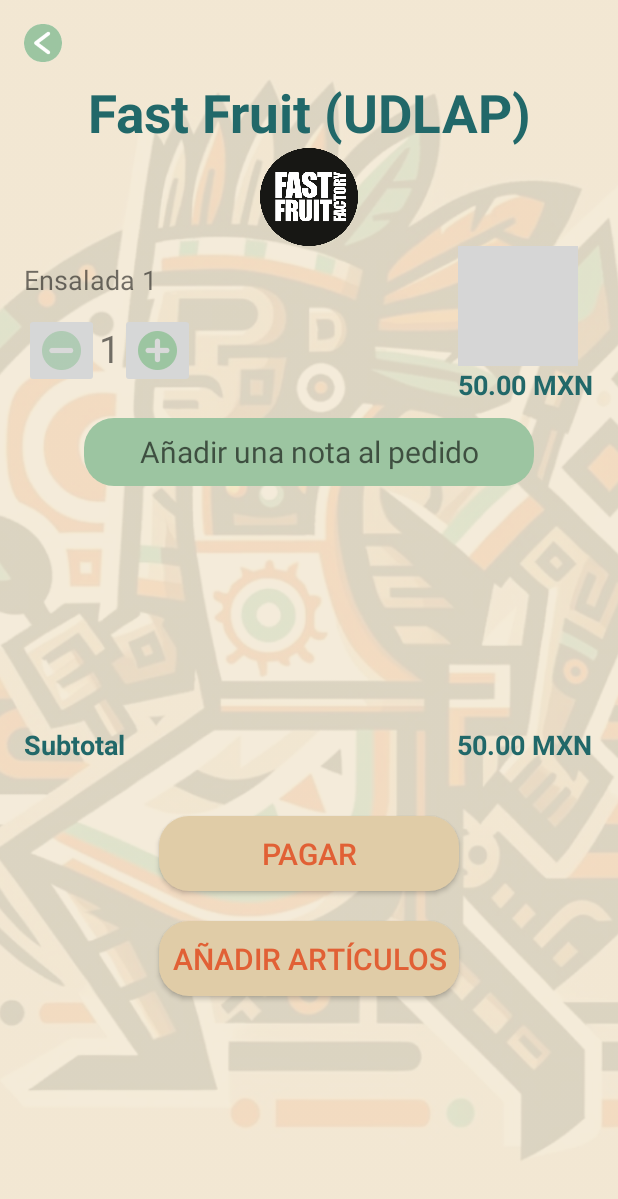
After one commit to JuanCarlosSanchezB/IngDeSoftware, an Android app: the layout prepurchase.xml on its own in the app's theme, with its tools: preview values and no code run, on a phone screen of 412 x 824 dp. The commit adds this screen. Shown: the top 1199 px of the screen. Run offline under Robolectric (Android 15) with nearby library versions, the phone set to English and light mode, and no system bars; grey boxes are pictures that could not be loaded.

Commit message:
Se agrego la pantalla de Prepurchase, se agregaron fondos a user y register. Se agrego logo y ensalada de FastFruit

```diff
--- /dev/null
+++ b/AztecasApp/app/src/main/res/layout/prepurchase.xml
@@ -0,0 +1,185 @@
+<?xml version="1.0" encoding="utf-8"?>
+<androidx.constraintlayout.widget.ConstraintLayout xmlns:android="http://schemas.android.com/apk/res/android"
+    xmlns:app="http://schemas.android.com/apk/res-auto"
+    xmlns:tools="http://schemas.android.com/tools"
+    android:layout_width="match_parent"
+    android:layout_height="match_parent"
+    android:background="#F3E9D6">
+
+    <ImageView
+        android:id="@+id/imageView"
+        android:layout_width="wrap_content"
+        android:layout_height="wrap_content"
+        android:scaleType="centerCrop"
+        android:src="@drawable/fonditoazteca"
+        app:layout_constraintBottom_toBottomOf="parent"
+        app:layout_constraintEnd_toEndOf="parent"
+        app:layout_constraintHorizontal_bias="0.0"
+        app:layout_constraintStart_toStartOf="parent"
+        app:layout_constraintTop_toTopOf="parent"
+        app:layout_constraintVertical_bias="0.495" />
+
+    <LinearLayout
+        android:layout_width="match_parent"
+        android:layout_height="match_parent"
+        android:orientation="vertical"
+        android:padding="16dp"
+        app:layout_constraintBottom_toBottomOf="parent"
+        app:layout_constraintEnd_toEndOf="parent"
+        app:layout_constraintStart_toStartOf="parent"
+        app:layout_constraintTop_toTopOf="parent">
+
+        <ImageButton
+            android:id="@+id/backButton"
+            android:layout_width="25dp"
+            android:layout_height="25dp"
+            android:background="@drawable/boton_de_back" />
+
+        <TextView
+            android:layout_width="match_parent"
+            android:layout_height="wrap_content"
+            android:layout_marginTop="10dp"
+            android:text="Fast Fruit (UDLAP)"
+            android:textAlignment="center"
+            android:textColor="#216869"
+            android:textSize="35sp"
+            android:textStyle="bold" />
+
+        <ImageView
+            android:layout_width="65dp"
+            android:layout_height="65dp"
+            android:layout_gravity="center_horizontal"
+
+            android:scaleType="centerCrop"
+            android:src="@drawable/FFF" />
+
+        <LinearLayout
+            android:layout_width="match_parent"
+            android:layout_height="wrap_content"
+            android:orientation="horizontal">
+
+            <LinearLayout
+                android:layout_width="0dp"
+                android:layout_height="wrap_content"
+                android:layout_weight="1"
+                android:orientation="vertical">
+
+                <TextView
+                    android:layout_width="wrap_content"
+                    android:layout_height="wrap_content"
+                    android:layout_marginTop="10dp"
+                    android:text="Ensalada 1"
+                    android:textSize="18sp" />
+
+                <LinearLayout
+                    android:layout_width="wrap_content"
+                    android:layout_height="wrap_content"
+                    android:orientation="horizontal"
+                    android:layout_marginTop="10dp">
+
+                    <ImageButton
+                        android:layout_width="50dp"
+                        android:layout_height="50dp"
+                        android:src="@drawable/boton_menos"
+                        android:scaleType="fitCenter"/>
+
+                    <TextView
+                        android:layout_width="wrap_content"
+                        android:layout_height="wrap_content"
+                        android:text="1"
+                        android:textSize="25sp"
+                        android:layout_marginTop="6dp"/>
+
+                    <ImageButton
+                        android:layout_width="50dp"
+                        android:layout_height="50dp"
+                        android:src="@drawable/boton_mas"
+                        android:scaleType="fitCenter"/>
+
+                </LinearLayout>
+
+            </LinearLayout>
+
+            <LinearLayout
+                android:layout_width="wrap_content"
+                android:layout_height="wrap_content"
+                android:orientation="vertical">
+
+                <ImageView
+                    android:layout_width="80dp"
+                    android:layout_height="80dp"
+                    android:src="@drawable/salad" />
+
+                <TextView
+                    android:layout_width="wrap_content"
+                    android:layout_height="wrap_content"
+                    android:layout_gravity="end"
+                    android:text="50.00 MXN"
+                    android:textColor="#216869"
+                    android:textSize="18sp"
+                    android:textStyle="bold" />
+
+            </LinearLayout>
+
+        </LinearLayout>
+
+        <EditText
+            android:layout_width="300dp"
+            android:layout_height="45dp"
+            android:layout_gravity="center_horizontal"
+            android:layout_marginTop="10dp"
+            android:background="@drawable/round_button"
+            android:hint="Añadir una nota al pedido"
+            android:textAlignment="center"
+            android:textColor="#49A078"
+            android:textSize="20dp" />
+
+        <LinearLayout
+            android:layout_width="match_parent"
+            android:layout_height="wrap_content"
+            android:layout_marginTop="160dp"
+            android:orientation="horizontal">
+
+            <TextView
+                android:layout_width="wrap_content"
+                android:layout_height="wrap_content"
+                android:text="Subtotal"
+                android:textColor="#216869"
+                android:textSize="18sp"
+                android:textStyle="bold" />
+
+            <TextView
+                android:layout_width="wrap_content"
+                android:layout_height="wrap_content"
+                android:layout_gravity="end"
+                android:layout_marginStart="221dp"
+                android:text="50.00 MXN"
+                android:textColor="#216869"
+                android:textSize="18sp"
+                android:textStyle="bold" />
+
+        </LinearLayout>
+
+        <Button
+            android:layout_width="200dp"
+            android:layout_height="wrap_content"
+            android:layout_gravity="center_horizontal"
+            android:layout_marginTop="35dp"
+            android:background="@drawable/create_button"
+            android:text="Pagar"
+            android:textColor="#E16035"
+            android:textSize="20dp" />
+
+        <Button
+            android:layout_width="200dp"
+            android:layout_height="wrap_content"
+            android:layout_gravity="center_horizontal"
+            android:layout_marginTop="20dp"
+            android:background="@drawable/create_button"
+            android:text="Añadir artículos"
+            android:textColor="#E16035"
+            android:textSize="20dp" />
+
+    </LinearLayout>
+
+</androidx.constraintlayout.widget.ConstraintLayout>
--- a/AztecasApp/app/src/main/res/layout/register.xml
+++ b/AztecasApp/app/src/main/res/layout/register.xml
@@ -5,6 +5,19 @@
     android:layout_width="match_parent"
     android:layout_height="match_parent"
     android:background="#F3E9D6">
+
+    <ImageView
+        android:id="@+id/imageView"
+        android:layout_width="wrap_content"
+        android:layout_height="wrap_content"
+        android:scaleType="centerCrop"
+        android:src="@drawable/fonditoazteca"
+        app:layout_constraintBottom_toBottomOf="parent"
+        app:layout_constraintEnd_toEndOf="parent"
+        app:layout_constraintHorizontal_bias="0.0"
+        app:layout_constraintStart_toStartOf="parent"
+        app:layout_constraintTop_toTopOf="parent"
+        app:layout_constraintVertical_bias="0.495" />
 
     <LinearLayout
         android:id="@+id/registerLayout"
--- a/AztecasApp/app/src/main/res/layout/user.xml
+++ b/AztecasApp/app/src/main/res/layout/user.xml
@@ -5,6 +5,19 @@
     android:layout_width="match_parent"
     android:layout_height="match_parent"
     android:background="#F3E9D6">
+
+    <ImageView
+        android:id="@+id/imageView"
+        android:layout_width="wrap_content"
+        android:layout_height="wrap_content"
+        android:scaleType="centerCrop"
+        android:src="@drawable/fonditoazteca"
+        app:layout_constraintBottom_toBottomOf="parent"
+        app:layout_constraintEnd_toEndOf="parent"
+        app:layout_constraintHorizontal_bias="0.0"
+        app:layout_constraintStart_toStartOf="parent"
+        app:layout_constraintTop_toTopOf="parent"
+        app:layout_constraintVertical_bias="0.495" />
 
     <LinearLayout
         android:id="@+id/userLayout"
```
Also changed, not shown: AztecasApp/app/src/main/res/drawable/FFF.png (added), 1 other file.
